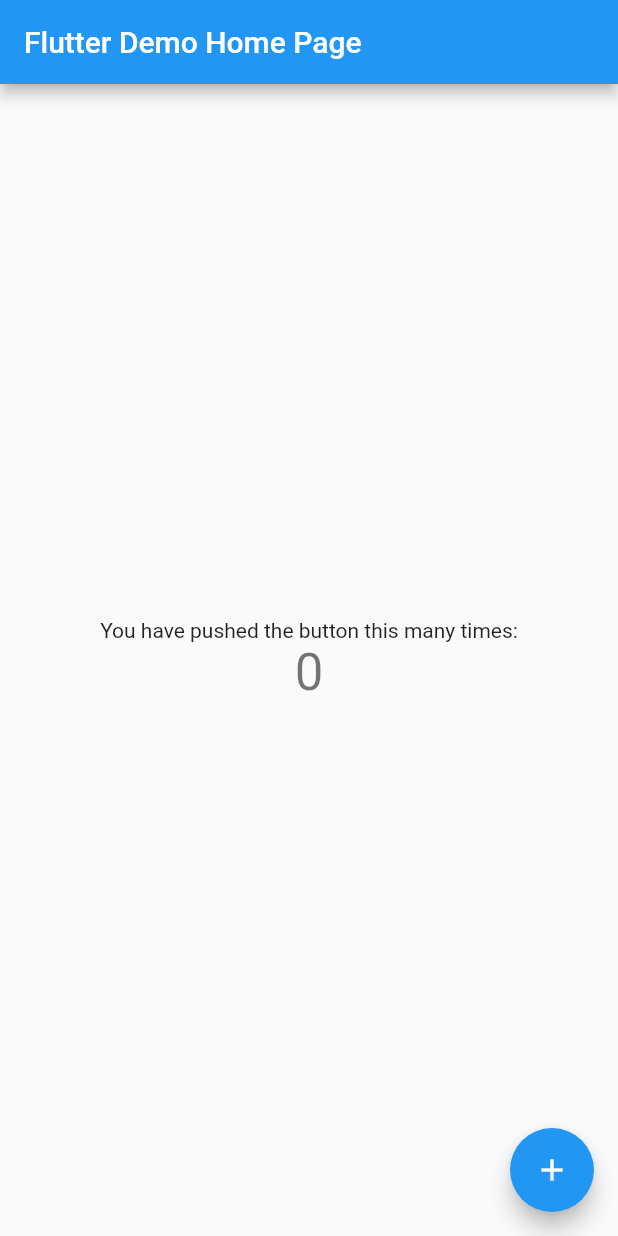
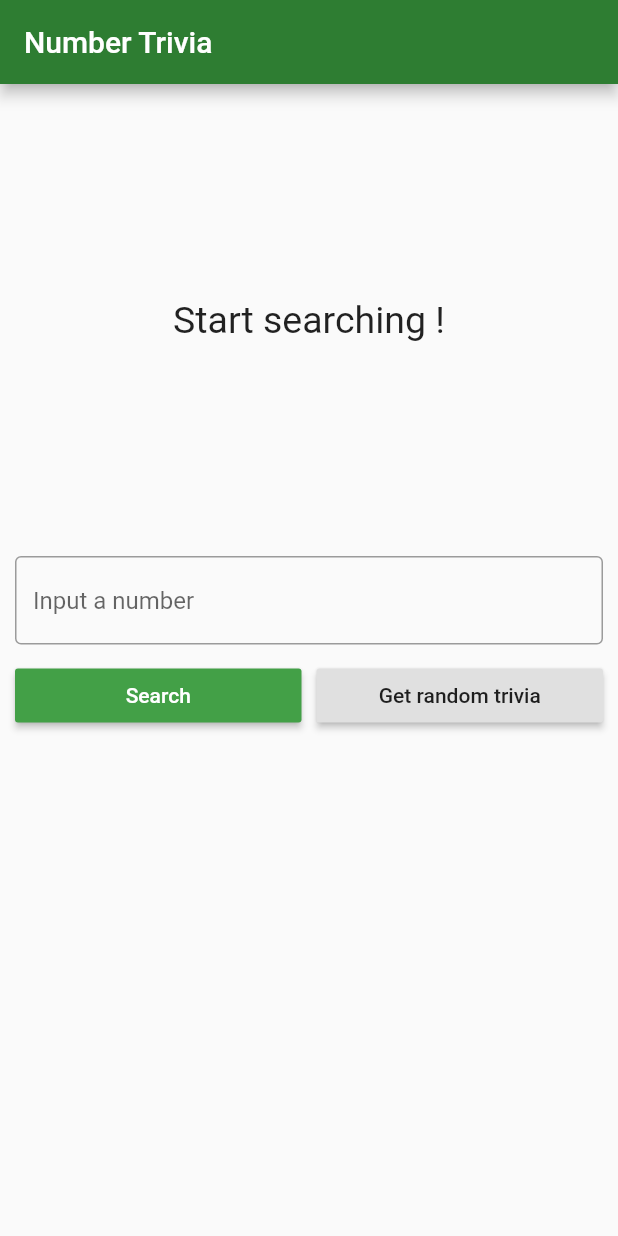
Before and after one commit to MisterRog85/flutter-clean-archi, a Flutter app: the screen it shows after launch, on a phone screen of 412 x 824 dp. Run offline on Flutter 3.47's test engine with Material 2 defaults, Android fonts, the phone set to English and light mode, and no system bars; our stand-ins replace bloc, dartz, data_connection_checker, equatable, flutter_bloc, get_it and 1 more.

Commit message:
projet terminé

```diff
--- /dev/null
+++ b/lib/core/error/constants.dart
@@ -0,0 +1,3 @@
+const String SERVER_FAILURE_MESSAGE = 'Server Failure';
+const String INPUT_FAILURE_MESSAGE = 'Invalid Input - The number must be a positive integer or zero.';
+const String CACHE_FAILURE_MESSAGE = 'Cache Failure';
--- a/lib/core/error/failures.dart
+++ b/lib/core/error/failures.dart
@@ -1,14 +1,10 @@
 import 'package:equatable/equatable.dart';
 
 abstract class Failure extends Equatable {
-  Failure([List properties = const<dynamic>[]]): super(properties);
+  Failure([List properties = const<dynamic>[]]) : super(properties);
 }
 
 //general failures
-class ServerFailure extends Failure {
+class ServerFailure extends Failure {}
 
-}
-
-class CacheFailure extends Failure {
-
-}
+class CacheFailure extends Failure {}
--- /dev/null
+++ b/lib/features/number_trivia/presentation/bloc/number_trivia_bloc.dart
@@ -0,0 +1,76 @@
+import 'dart:async';
+
+import 'package:bloc/bloc.dart';
+import 'package:dartz/dartz.dart';
+import 'package:equatable/equatable.dart';
+import 'package:flutter_clean_archi/core/error/constants.dart';
+import 'package:flutter_clean_archi/core/error/failures.dart';
+import 'package:flutter_clean_archi/core/usecases/usecase.dart';
+import 'package:flutter_clean_archi/core/util/input_converter.dart';
+import 'package:flutter_clean_archi/features/number_trivia/domain/entities/number_trivia.dart';
+import 'package:flutter_clean_archi/features/number_trivia/domain/usecases/get_concrete_number_trivia.dart';
+import 'package:flutter_clean_archi/features/number_trivia/domain/usecases/get_random_number_trivia.dart';
+import 'package:meta/meta.dart';
+
+part 'number_trivia_event.dart';
+part 'number_trivia_state.dart';
+
+class NumberTriviaBloc extends Bloc<NumberTriviaEvent, NumberTriviaState> {
+  final GetConcreteNumberTrivia getConcreteNumberTrivia;
+  final GetRandomNumberTrivia getRandomNumberTrivia;
+  final InputConverter inputConverter;
+
+  NumberTriviaBloc({
+    @required GetConcreteNumberTrivia concrete,
+    @required GetRandomNumberTrivia random,
+    @required this.inputConverter
+  }) :  assert(concrete != null),
+        assert(random != null),
+        assert(inputConverter != null),
+        getConcreteNumberTrivia = concrete,
+        getRandomNumberTrivia = random;
+
+  @override
+  Stream<NumberTriviaState> mapEventToState(
+    NumberTriviaEvent event,
+  ) async* {
+    if (event is GetTriviaForConcreteNumber) {
+      final inputEither = inputConverter.stringToUnsignedInterger(event.numberString);
+      yield* inputEither.fold( //yield* = yield each
+          (failure) async* { //async* permet de générer des streams
+            yield Error(message: INPUT_FAILURE_MESSAGE); //yield fait parti d'async* et permet d'émettre un message
+          },
+          (integer) async* {
+            yield LoadingState();
+            final failuerOrTrivia = await getConcreteNumberTrivia(Params(number: integer));
+            yield* _eitherLoadedOrErrorState(failuerOrTrivia);
+          },
+      );
+    } else if (event is GetTriviaForRandomNumber) {
+      yield LoadingState();
+      final failuerOrTrivia = await getRandomNumberTrivia(NoParams());
+      yield* _eitherLoadedOrErrorState(failuerOrTrivia);
+    }
+  }
+
+  Stream<NumberTriviaState> _eitherLoadedOrErrorState(Either<Failure, NumberTrivia> failuerOrTrivia) async* {
+    yield failuerOrTrivia.fold(
+        (failure) => Error(message: _mapFailureToMessage(failure)),
+        (trivia) => Loaded(trivia: trivia),
+    );
+  }
+
+  String _mapFailureToMessage(Failure failure) {
+    switch(failure.runtimeType) {
+      case ServerFailure:
+        return SERVER_FAILURE_MESSAGE;
+      case CacheFailure:
+        return CACHE_FAILURE_MESSAGE;
+      default:
+        return 'Unexpcted error';
+    }
+  }
+
+  @override
+  NumberTriviaState get initialState => Empty();
+}
--- /dev/null
+++ b/lib/features/number_trivia/presentation/bloc/number_trivia_event.dart
@@ -0,0 +1,16 @@
+part of 'number_trivia_bloc.dart';
+
+abstract class NumberTriviaEvent extends Equatable {
+  NumberTriviaEvent([List props = const <dynamic>[]]) : super(props);
+}
+
+class GetTriviaForConcreteNumber extends NumberTriviaEvent {
+  final String numberString;
+
+  GetTriviaForConcreteNumber(this.numberString) : super([numberString]);
+
+}
+
+class GetTriviaForRandomNumber extends NumberTriviaEvent {
+
+}
--- /dev/null
+++ b/lib/features/number_trivia/presentation/bloc/number_trivia_state.dart
@@ -0,0 +1,21 @@
+part of 'number_trivia_bloc.dart';
+
+abstract class NumberTriviaState extends Equatable {
+  NumberTriviaState([List props = const <dynamic>[]]) : super(props);
+}
+
+class Empty extends NumberTriviaState {}
+
+class LoadingState extends NumberTriviaState {}
+
+class Loaded extends NumberTriviaState {
+  final NumberTrivia trivia;
+
+  Loaded({@required this.trivia}) : super([trivia]);
+}
+
+class Error extends NumberTriviaState {
+  final String message;
+
+  Error({@required this.message}) : super([message]);
+}
--- /dev/null
+++ b/lib/features/number_trivia/presentation/pages/number_trivia_page.dart
@@ -0,0 +1,54 @@
+import 'package:flutter/material.dart';
+import 'package:flutter_bloc/flutter_bloc.dart';
+import 'package:flutter_clean_archi/features/number_trivia/presentation/bloc/number_trivia_bloc.dart';
+import 'package:flutter_clean_archi/features/number_trivia/presentation/widgets/widgets.dart';
+import 'package:flutter_clean_archi/injection_container.dart';
+
+class NumberTriviaPage extends StatelessWidget {
+  @override
+  Widget build(BuildContext context) {
+    return Scaffold(
+      appBar: AppBar(
+        title: Text("Number Trivia"),
+      ),
+      body: SingleChildScrollView(child: buildBody()),
+    );
+  }
+}
+
+class buildBody extends StatelessWidget {
+  @override
+  Widget build(BuildContext context) {
+    return BlocProvider(
+      builder: (_) => sl<NumberTriviaBloc>(),
+      child: Center(
+        child: Padding(
+          padding: const EdgeInsets.all(10.0),
+          child: Column(
+            children: [
+              SizedBox(height: 10),
+              //top half
+              BlocBuilder<NumberTriviaBloc, NumberTriviaState>(
+                  builder: (context, state) {
+                    if (state is Empty) {
+                      return MessageDisplay(message: "Start searching !",);
+                    } else if (state is LoadingState) {
+                      return LoadingWidget();
+                    } else if (state is Loaded) {
+                      return TriviaDisplay(numberTrivia: state.trivia,);
+                    } else if (state is Error) {
+                      return MessageDisplay(message: state.message,);
+                    }
+                    return MessageDisplay(message: "Nothing to show",);
+                  }
+              ),
+              SizedBox(height: 20),
+              //Bottom half
+              TriviaControls(),
+            ],
+          ),
+        ),
+      ),
+    );
+  }
+}
--- /dev/null
+++ b/lib/features/number_trivia/presentation/widgets/message_display.dart
@@ -0,0 +1,22 @@
+import 'package:flutter/material.dart';
+
+class MessageDisplay extends StatelessWidget {
+  final String message;
+
+  const MessageDisplay({Key key, @required this.message}) : super(key: key);
+  @override
+  Widget build(BuildContext context) {
+    return Container(
+      height: MediaQuery.of(context).size.height / 3,
+      child: Center(
+        child: SingleChildScrollView(
+          child: Text(
+            message,
+            style: TextStyle(fontSize: 25),
+            textAlign: TextAlign.center,
+          ),
+        ),
+      ),
+    );
+  }
+}
--- /dev/null
+++ b/lib/features/number_trivia/presentation/widgets/trivia_controls.dart
@@ -0,0 +1,64 @@
+import 'package:flutter/material.dart';
+import 'package:flutter_bloc/flutter_bloc.dart';
+import 'package:flutter_clean_archi/features/number_trivia/presentation/bloc/number_trivia_bloc.dart';
+
+class TriviaControls extends StatefulWidget {
+  @override
+  _TriviaControlsState createState() => _TriviaControlsState();
+}
+
+class _TriviaControlsState extends State<TriviaControls> {
+  final controller = TextEditingController();
+  String inputStr;
+  @override
+  Widget build(BuildContext context) {
+    return Column(
+      children: [
+        TextField(
+          controller: controller,
+          keyboardType: TextInputType.number,
+          decoration: InputDecoration(
+              border: OutlineInputBorder(),
+              hintText: 'Input a number'
+          ),
+          onChanged: (value) {
+            inputStr = value;
+          },
+          onSubmitted: (_) {
+            dispatchConcrete();
+          },
+        ),
+        SizedBox(height: 10),
+        Row(
+          children: [
+            Expanded(
+                child: RaisedButton(
+                  child: Text('Search'),
+                  color: Theme.of(context).accentColor,
+                  textTheme: ButtonTextTheme.primary,
+                  onPressed: dispatchConcrete,
+                )
+            ),
+            SizedBox(width: 10),
+            Expanded(child: RaisedButton(
+              child: Text('Get random trivia'),
+              onPressed: dispatchRandom,
+            )
+            ),
+          ],
+        )
+      ],
+    );
+  }
+
+  void dispatchConcrete() {
+    controller.clear();
+    FocusScope.of(context).unfocus(); //pour cacher le clavier
+    BlocProvider.of<NumberTriviaBloc>(context).dispatch(GetTriviaForConcreteNumber(inputStr));
+  }
+
+  void dispatchRandom() {
+    controller.clear();
+    BlocProvider.of<NumberTriviaBloc>(context).dispatch(GetTriviaForRandomNumber());
+  }
+}
--- /dev/null
+++ b/lib/features/number_trivia/presentation/widgets/widgets.dart
@@ -0,0 +1,4 @@
+export 'loading_widget.dart';
+export 'message_display.dart';
+export 'trivia_display.dart';
+export 'trivia_controls.dart';
--- a/lib/main.dart
+++ b/lib/main.dart
@@ -1,117 +1,24 @@
 import 'package:flutter/material.dart';
+import 'package:flutter_clean_archi/features/number_trivia/presentation/pages/number_trivia_page.dart';
+import 'injection_container.dart' as di;
 
-void main() {
+void main() async {
+  WidgetsFlutterBinding.ensureInitialized(); // INDISPENSABLE POUR LANCERF L'APPLI SINON PROBL7ME DE AVEC LES SHARED PREFERENCES
+  await di.init();
   runApp(MyApp());
 }
 
 class MyApp extends StatelessWidget {
-  // This widget is the root of your application.
   @override
   Widget build(BuildContext context) {
     return MaterialApp(
-      title: 'Flutter Demo',
+      title: 'Number Trivia',
       theme: ThemeData(
-        // This is the theme of your application.
-        //
-        // Try running your application with "flutter run". You'll see the
-        // application has a blue toolbar. Then, without quitting the app, try
-        // changing the primarySwatch below to Colors.green and then invoke
-        // "hot reload" (press "r" in the console where you ran "flutter run",
-        // or simply save your changes to "hot reload" in a Flutter IDE).
-        // Notice that the counter didn't reset back to zero; the application
-        // is not restarted.
-        primarySwatch: Colors.blue,
-        // This makes the visual density adapt to the platform that you run
-        // the app on. For desktop platforms, the controls will be smaller and
-        // closer together (more dense) than on mobile platforms.
-        visualDensity: VisualDensity.adaptivePlatformDensity,
+        primaryColor: Colors.green.shade800,
+        accentColor: Colors.green.shade600
+
       ),
-      home: MyHomePage(title: 'Flutter Demo Home Page'),
+      home: NumberTriviaPage(),
     );
   }
 }
-
-class MyHomePage extends StatefulWidget {
-  MyHomePage({Key key, this.title}) : super(key: key);
-
-  // This widget is the home page of your application. It is stateful, meaning
-  // that it has a State object (defined below) that contains fields that affect
-  // how it looks.
-
-  // This class is the configuration for the state. It holds the values (in this
-  // case the title) provided by the parent (in this case the App widget) and
-  // used by the build method of the State. Fields in a Widget subclass are
-  // always marked "final".
-
-  final String title;
-
-  @override
-  _MyHomePageState createState() => _MyHomePageState();
-}
-
-class _MyHomePageState extends State<MyHomePage> {
-  int _counter = 0;
-
-  void _incrementCounter() {
-    setState(() {
-      // This call to setState tells the Flutter framework that something has
-      // changed in this State, which causes it to rerun the build method below
-      // so that the display can reflect the updated values. If we changed
-      // _counter without calling setState(), then the build method would not be
-      // called again, and so nothing would appear to happen.
-      _counter++;
-    });
-  }
-
-  @override
-  Widget build(BuildContext context) {
-    // This method is rerun every time setState is called, for instance as done
-    // by the _incrementCounter method above.
-    //
-    // The Flutter framework has been optimized to make rerunning build methods
-    // fast, so that you can just rebuild anything that needs updating rather
-    // than having to individually change instances of widgets.
-    return Scaffold(
-      appBar: AppBar(
-        // Here we take the value from the MyHomePage object that was created by
-        // the App.build method, and use it to set our appbar title.
-        title: Text(widget.title),
-      ),
-      body: Center(
-        // Center is a layout widget. It takes a single child and positions it
-        // in the middle of the parent.
-        child: Column(
-          // Column is also a layout widget. It takes a list of children and
-          // arranges them vertically. By default, it sizes itself to fit its
-          // children horizontally, and tries to be as tall as its parent.
-          //
-          // Invoke "debug painting" (press "p" in the console, choose the
-          // "Toggle Debug Paint" action from the Flutter Inspector in Android
-          // Studio, or the "Toggle Debug Paint" command in Visual Studio Code)
-          // to see the wireframe for each widget.
-          //
-          // Column has various properties to control how it sizes itself and
-          // how it positions its children. Here we use mainAxisAlignment to
-          // center the children vertically; the main axis here is the vertical
-          // axis because Columns are vertical (the cross axis would be
-          // horizontal).
-          mainAxisAlignment: MainAxisAlignment.center,
-          children: <Widget>[
-            Text(
-              'You have pushed the button this many times:',
-            ),
-            Text(
-              '$_counter',
-              style: Theme.of(context).textTheme.headline4,
-            ),
-          ],
-        ),
-      ),
-      floatingActionButton: FloatingActionButton(
-        onPressed: _incrementCounter,
-        tooltip: 'Increment',
-        child: Icon(Icons.add),
-      ), // This trailing comma makes auto-formatting nicer for build methods.
-    );
-  }
-}
```
Also changed, not shown: lib/core/util/input_converter.dart (added, +16 -0 lines), lib/features/number_trivia/presentation/widgets/loading_widget.dart (added, +13 -0 lines), lib/features/number_trivia/presentation/widgets/trivia_display.dart (added, +31 -0 lines), lib/injection_container.dart (added, +55 -0 lines), 4 other files.
